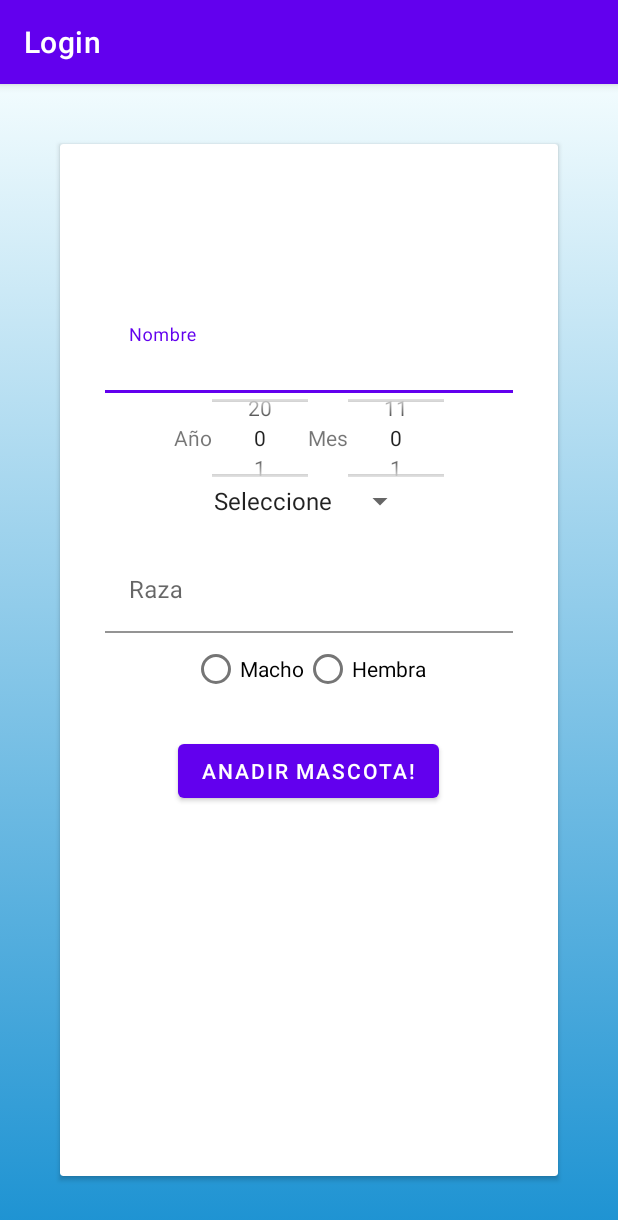
After one commit to Garmii/Pet-Tracker, an Android app: the anadirMascota screen opened directly, with no data from a screen before it, on a phone screen of 412 x 824 dp. The commit adds this screen. Shown: the top 1220 px of the screen. Run offline under Robolectric (Android 15) with nearby library versions, the phone set to English and light mode, and no system bars.

Commit message:
Añado boton flotante y vista añadir mascota

```diff
--- a/app/src/main/AndroidManifest.xml
+++ b/app/src/main/AndroidManifest.xml
@@ -9,6 +9,9 @@
         android:roundIcon="@mipmap/ic_launcher_round"
         android:supportsRtl="true"
         android:theme="@style/Theme.Login">
+        <activity
+            android:name="com.example.Pet_Tracker.anadirMascota"
+            android:exported="false" />
         <activity
             android:name="com.example.Pet_Tracker.Seguimientos"
             android:exported="true" />
--- a/app/src/main/java/com/example/Pet_Tracker/Mascotas.java
+++ b/app/src/main/java/com/example/Pet_Tracker/Mascotas.java
@@ -15,9 +15,11 @@ import android.database.sqlite.SQLiteDatabase;
 import android.os.Bundle;
 import android.util.Log;
 import android.view.View;
+import android.widget.Button;
 import android.widget.Toast;
 
 import com.example.login.R;
+import com.google.android.material.floatingactionbutton.FloatingActionButton;
 import com.shashank.sony.fancytoastlib.FancyToast;
 
 import java.sql.SQLException;
@@ -37,10 +39,14 @@ public class Mascotas extends AppCompatActivity {
     private SALUDSqlHelper saludSqlHelper;
     private SQLiteDatabase db;
 
+    private FloatingActionButton anadirAnimal;
+
     @Override
     protected void onCreate(Bundle savedInstanceState) {
         super.onCreate(savedInstanceState);
         setContentView(R.layout.activity_mascotas);
+
+        anadirAnimal = findViewById(R.id.botonAnadir);
 
         ActivityResultLauncher<Intent> activityResultLauncher = registerForActivityResult(
                 new ActivityResultContracts.StartActivityForResult(),
@@ -88,6 +94,16 @@ public class Mascotas extends AppCompatActivity {
 
         recycler.setAdapter(adaptadorAnimales);
 
+        anadirAnimal.setOnClickListener(new View.OnClickListener() {
+            @Override
+            public void onClick(View view) {
+                Intent intent = new Intent(getApplicationContext(),anadirMascota.class);
+                activityResultLauncher.launch(intent);
+            }
+        });
+
+
+
 
     }
 
--- /dev/null
+++ b/app/src/main/java/com/example/Pet_Tracker/anadirMascota.java
@@ -0,0 +1,65 @@
+package com.example.Pet_Tracker;
+
+import androidx.appcompat.app.AppCompatActivity;
+
+import android.os.Bundle;
+import android.util.Log;
+import android.view.View;
+import android.widget.Adapter;
+import android.widget.Button;
+import android.widget.EditText;
+import android.widget.ImageView;
+import android.widget.NumberPicker;
+import android.widget.Spinner;
+
+import com.example.login.R;
+
+import java.util.ArrayList;
+
+import modelo.Animal;
+
+public class anadirMascota extends AppCompatActivity {
+
+    ImageView imagen;
+    EditText nombre;
+    EditText raza;
+    NumberPicker anyo;
+    NumberPicker mes;
+    Spinner spinner;
+
+    Button botonAnadir;
+
+    private ArrayList<String> especies;
+
+
+    @Override
+    protected void onCreate(Bundle savedInstanceState) {
+        super.onCreate(savedInstanceState);
+        setContentView(R.layout.activity_anadir_mascota);
+
+        anyo = findViewById(R.id.anyoMascota);
+        mes = findViewById(R.id.mesMascota);
+
+        anyo.setMinValue(0);
+        anyo.setMaxValue(20);
+
+        mes.setMinValue(0);
+        mes.setMaxValue(11);
+
+        //imagen = findViewById(R.id.imagenCrearMascota);
+        spinner = findViewById(R.id.spinnerEspecie);
+        botonAnadir = findViewById(R.id.botonAnadirMascota);
+
+        Animal animal = new Animal();
+
+
+        botonAnadir.setOnClickListener(new View.OnClickListener() {
+            @Override
+            public void onClick(View view) {
+        animal.setEspecie(spinner.getSelectedItem().toString());
+                Log.i("Spinner", animal.getEspecie());
+            }
+        });
+
+    }
+}
--- /dev/null
+++ b/app/src/main/res/drawable/add_pet_icon.xml
@@ -0,0 +1,22 @@
+<vector xmlns:android="http://schemas.android.com/apk/res/android"
+    android:width="24dp"
+    android:height="24dp"
+    android:viewportWidth="24"
+    android:viewportHeight="24"
+    android:tint="?attr/colorControlNormal">
+  <path
+      android:fillColor="@android:color/white"
+      android:pathData="M4.5,9.5m-2.5,0a2.5,2.5 0,1 1,5 0a2.5,2.5 0,1 1,-5 0"/>
+  <path
+      android:fillColor="@android:color/white"
+      android:pathData="M9,5.5m-2.5,0a2.5,2.5 0,1 1,5 0a2.5,2.5 0,1 1,-5 0"/>
+  <path
+      android:fillColor="@android:color/white"
+      android:pathData="M15,5.5m-2.5,0a2.5,2.5 0,1 1,5 0a2.5,2.5 0,1 1,-5 0"/>
+  <path
+      android:fillColor="@android:color/white"
+      android:pathData="M19.5,9.5m-2.5,0a2.5,2.5 0,1 1,5 0a2.5,2.5 0,1 1,-5 0"/>
+  <path
+      android:fillColor="@android:color/white"
+      android:pathData="M17.34,14.86c-0.87,-1.02 -1.6,-1.89 -2.48,-2.91 -0.46,-0.54 -1.05,-1.08 -1.75,-1.32 -0.11,-0.04 -0.22,-0.07 -0.33,-0.09 -0.25,-0.04 -0.52,-0.04 -0.78,-0.04s-0.53,0 -0.79,0.05c-0.11,0.02 -0.22,0.05 -0.33,0.09 -0.7,0.24 -1.28,0.78 -1.75,1.32 -0.87,1.02 -1.6,1.89 -2.48,2.91 -1.31,1.31 -2.92,2.76 -2.62,4.79 0.29,1.02 1.02,2.03 2.33,2.32 0.73,0.15 3.06,-0.44 5.54,-0.44h0.18c2.48,0 4.81,0.58 5.54,0.44 1.31,-0.29 2.04,-1.31 2.33,-2.32 0.31,-2.04 -1.3,-3.49 -2.61,-4.8z"/>
+</vector>
--- /dev/null
+++ b/app/src/main/res/layout/activity_anadir_mascota.xml
@@ -0,0 +1,134 @@
+<?xml version="1.0" encoding="utf-8"?>
+<LinearLayout xmlns:android="http://schemas.android.com/apk/res/android"
+    xmlns:app="http://schemas.android.com/apk/res-auto"
+    xmlns:tools="http://schemas.android.com/tools"
+    android:layout_width="match_parent"
+    android:layout_height="match_parent"
+    android:orientation="vertical"
+    android:background="@drawable/fondo_gradiente"
+    tools:context="com.example.Pet_Tracker.anadirMascota">
+
+    <androidx.cardview.widget.CardView
+        android:layout_width="match_parent"
+        android:layout_height="match_parent"
+        android:layout_margin="40dp"
+        >
+
+        <LinearLayout
+            android:layout_width="match_parent"
+            android:layout_height="match_parent"
+            android:layout_margin="10dp"
+            android:orientation="vertical">
+
+           <ImageView android:id="@+id/imagenCrearMascota"
+                android:layout_gravity="center"
+                android:layout_width="60dp"
+                android:layout_height="60dp"
+                android:layout_marginTop="20dp"
+            />
+
+            <com.google.android.material.textfield.TextInputLayout
+                android:layout_width="match_parent"
+                android:layout_height="wrap_content"
+                android:layout_marginLeft="20dp"
+                android:layout_marginRight="20dp">
+
+                <com.google.android.material.textfield.TextInputEditText android:id="@+id/etNombreMascota"
+                    android:layout_width="match_parent"
+                    android:layout_height="wrap_content"
+                    android:layout_gravity="center"
+                    android:layout_marginTop="@dimen/margen_top_registrarse"
+                    android:hint="Nombre"
+                    android:background="@android:color/transparent"
+                    />
+            </com.google.android.material.textfield.TextInputLayout>
+
+            <LinearLayout
+                android:layout_gravity="center"
+                android:layout_width="wrap_content"
+                android:layout_height="wrap_content"
+                android:orientation="horizontal">
+
+                <TextView
+                    android:layout_gravity="center_vertical"
+                    android:layout_width="wrap_content"
+                    android:layout_height="wrap_content"
+                    android:text="Año"/>
+
+            <NumberPicker android:id="@+id/anyoMascota"
+                android:layout_gravity="center"
+                android:layout_width="wrap_content"
+                android:layout_height="60dp"
+            />
+
+                <TextView
+                    android:layout_gravity="center_vertical"
+                    android:layout_width="wrap_content"
+                    android:layout_height="wrap_content"
+                    android:text="Mes"/>
+
+            <NumberPicker android:id="@+id/mesMascota"
+                android:layout_gravity="center"
+                android:layout_width="wrap_content"
+                android:layout_height="60dp"
+                />
+
+            </LinearLayout>
+
+            <Spinner android:id="@+id/spinnerEspecie"
+                android:layout_gravity="center"
+                android:entries="@array/especies"
+                android:layout_width="wrap_content"
+                android:layout_height="wrap_content"/>
+
+            <com.google.android.material.textfield.TextInputLayout
+                android:layout_width="match_parent"
+                android:layout_height="wrap_content"
+                android:layout_marginLeft="20dp"
+                android:layout_marginRight="20dp">
+
+                <com.google.android.material.textfield.TextInputEditText android:id="@+id/etRazaMascota"
+                    android:layout_width="match_parent"
+                    android:layout_height="wrap_content"
+                    android:layout_gravity="center"
+                    android:layout_marginTop="@dimen/margen_top_registrarse"
+                    android:hint="Raza"
+                    android:background="@android:color/transparent"
+                    />
+            </com.google.android.material.textfield.TextInputLayout>
+
+
+            <RadioGroup
+                android:layout_gravity="center"
+                android:layout_width="wrap_content"
+                android:layout_height="wrap_content"
+                android:orientation="horizontal">
+                <RadioButton
+                    android:layout_width="wrap_content"
+                    android:layout_height="wrap_content"
+                    android:text="Macho"/>
+
+
+                <RadioButton
+                    android:layout_width="wrap_content"
+                    android:layout_height="wrap_content"
+                    android:text="Hembra"/>
+
+
+            </RadioGroup>
+
+            <Button
+                android:id="@+id/botonAnadirMascota"
+                android:layout_marginTop="20dp"
+                android:layout_width="wrap_content"
+                android:layout_height="wrap_content"
+                android:layout_gravity="center"
+                android:text="Anadir mascota!"
+            />
+
+
+        </LinearLayout>
+
+    </androidx.cardview.widget.CardView>
+
+</LinearLayout>
--- a/app/src/main/res/layout/activity_mascotas.xml
+++ b/app/src/main/res/layout/activity_mascotas.xml
@@ -1,12 +1,17 @@
 <?xml version="1.0" encoding="utf-8"?>
-<LinearLayout xmlns:android="http://schemas.android.com/apk/res/android"
+<RelativeLayout xmlns:android="http://schemas.android.com/apk/res/android"
     xmlns:app="http://schemas.android.com/apk/res-auto"
     xmlns:tools="http://schemas.android.com/tools"
     android:layout_width="match_parent"
-    android:layout_height="match_parent"
-    android:orientation="vertical"
+    android:layout_height="wrap_content"
     android:background="@drawable/fondo_gradiente"
     tools:context="com.example.Pet_Tracker.Mascotas">
+
+    <LinearLayout
+        android:id="@+id/linear"
+        android:layout_width="match_parent"
+        android:layout_height="match_parent"
+        android:orientation="vertical">
 
 
     <androidx.recyclerview.widget.RecyclerView
@@ -15,4 +20,18 @@
         android:layout_height="match_parent"
     />
 
-</LinearLayout>
+    </LinearLayout>
+
+    <com.google.android.material.floatingactionbutton.FloatingActionButton
+        android:id="@+id/botonAnadir"
+        android:layout_width="wrap_content"
+        android:layout_height="wrap_content"
+        android:src="@drawable/add_pet_icon"
+        android:layout_marginBottom="16dp"
+        android:layout_marginRight="16dp"
+        android:layout_alignBottom="@id/linear"
+        android:layout_alignEnd="@+id/linear"
+        />
+
+
+</RelativeLayout>
--- /dev/null
+++ b/app/src/main/res/values/spinner_especies.xml
@@ -0,0 +1,15 @@
+<?xml version="1.0" encoding="utf-8"?>
+<resources>
+    <string-array name="especies">
+        <item>Seleccione</item>
+        <item>Perro</item>
+        <item>Gato</item>
+        <item>Pajaro</item>
+        <item>Pinguino</item>
+        <item>Oso panda</item>
+        <item>Rana</item>
+        <item>Conejo</item>
+        <item>Cerdo</item>
+    </string-array>
+
+</resources>
```
